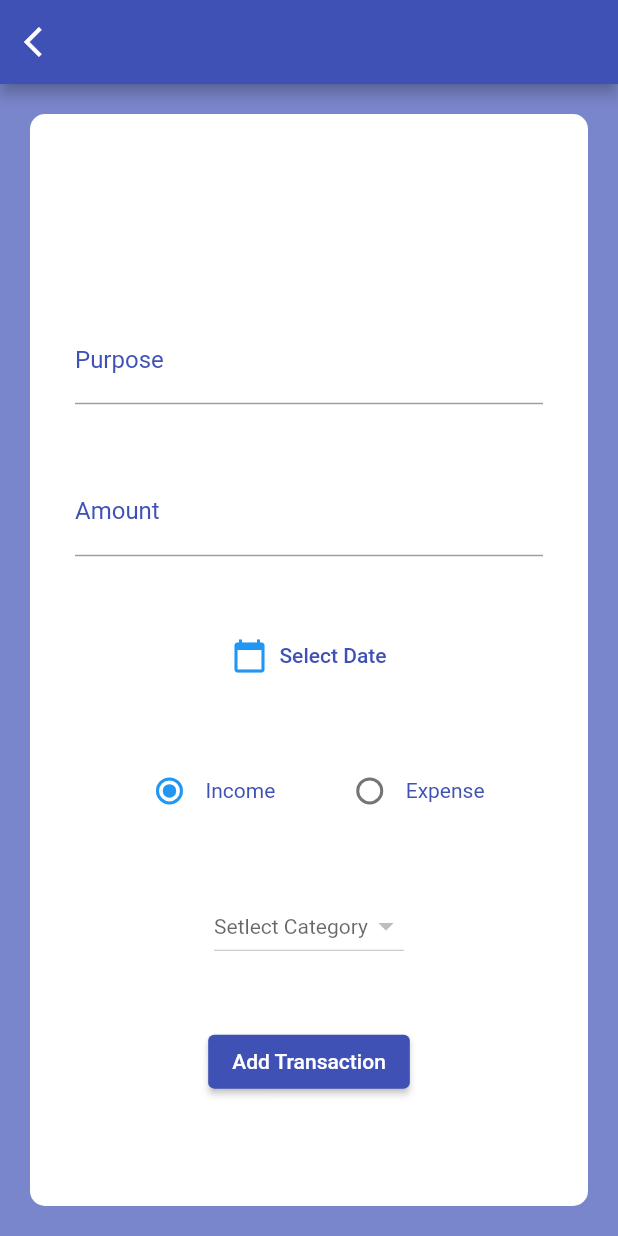
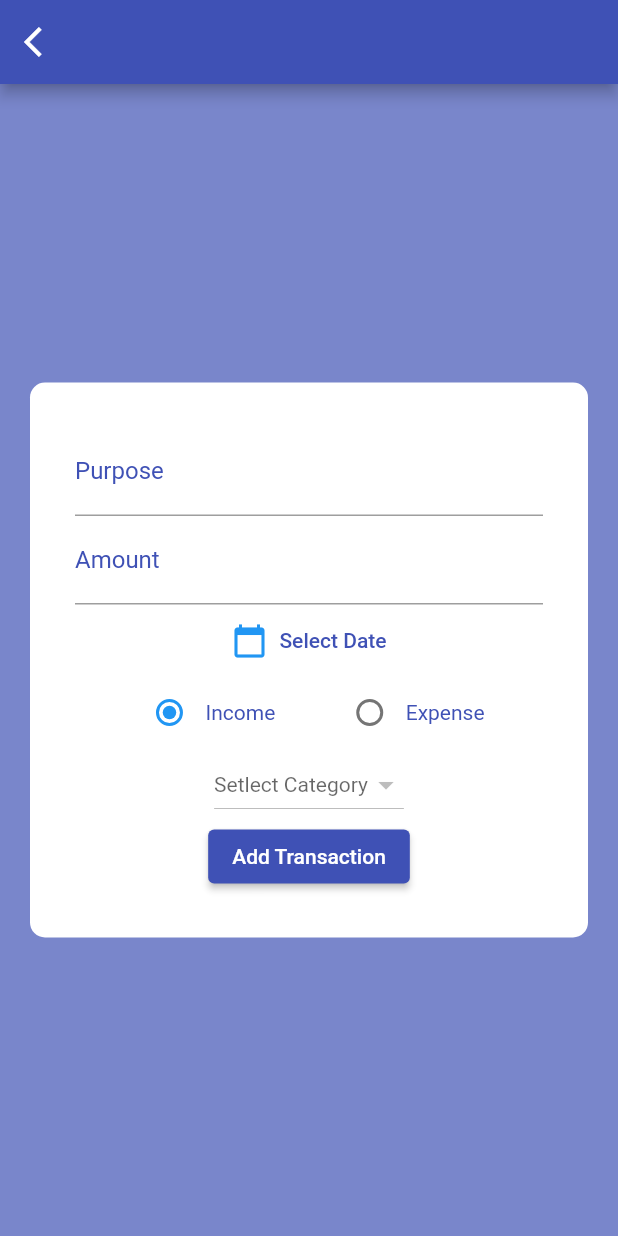
Before and after one commit to ajaypalamkunnel/MoneyManager, a Flutter app: the screen it shows after launch, after a tap on the "add" icon, on a phone screen of 412 x 824 dp. Run offline on Flutter 3.47's test engine with Material 2 defaults, Android fonts, the phone set to English and light mode, and no system bars; our stand-ins replace animated_text_kit, flutter_slidable, hive_flutter; accounts and stored records are empty.

Commit message:
splash screen edited,overflow issue solved

```diff
--- a/lib/screens/add_tansactions/screen_add_transctions.dart
+++ b/lib/screens/add_tansactions/screen_add_transctions.dart
@@ -31,6 +31,7 @@ class _ScreenaddTranscationsState extends State<ScreenaddTranscations> {
   @override
   Widget build(BuildContext context) {
     return Scaffold(
+      resizeToAvoidBottomInset: false,
       backgroundColor: Colors.indigo.shade300,
       appBar: AppBar(
         backgroundColor: Colors.indigo,
@@ -44,17 +45,18 @@ class _ScreenaddTranscationsState extends State<ScreenaddTranscations> {
       body: SafeArea(
         child: Center(
           child: Padding(
-            padding: const EdgeInsets.all(20.0),
+            padding: const EdgeInsets.all(20),
             child: Container(
+              height: 370,
               decoration: BoxDecoration(
                   color: Colors.white, borderRadius: BorderRadius.circular(10)),
               child: Center(
                 child: Padding(
                   padding: const EdgeInsets.all(30.0),
                   child: Column(
-                      mainAxisAlignment: MainAxisAlignment.spaceEvenly,
+                      mainAxisAlignment: MainAxisAlignment.start,
                       children: [
-                        SizedBox(height: 20),
+                        // SizedBox(height: 2),
                         //purpose
                         TextFormField(
                           controller: _purposeTextEditingController,
--- a/lib/screens/home/screen_home.dart
+++ b/lib/screens/home/screen_home.dart
@@ -15,13 +15,16 @@ class ScreenHome extends StatelessWidget {
   @override
   Widget build(BuildContext context) {
     return Scaffold(
+
       appBar: AppBar(
         backgroundColor: Colors.indigo.shade900,
         title: Text('Money Manger'),
       ),
       bottomNavigationBar: MoneyManagerBottomNavigation(),
       body: SafeArea(
+
           child: ValueListenableBuilder(
+
               valueListenable: selectedIndexNotifier,
               builder: (BuildContext context, int updatedIndex, _) {
                 return _pages[updatedIndex];
--- a/lib/screens/home/splash_screen.dart
+++ b/lib/screens/home/splash_screen.dart
@@ -18,7 +18,7 @@ class _SplashState extends State<Splash> {
   }
 
   _navigatetohome() async {
-    await Future.delayed(Duration(milliseconds: 5000), () {});
+    await Future.delayed(Duration(milliseconds: 4700), () {});
     Navigator.pushReplacement(
         context, MaterialPageRoute(builder: (context) => ScreenHome()));
   }
@@ -64,8 +64,8 @@ class _SplashState extends State<Splash> {
                       speed: const Duration(milliseconds: 400),
                     ),
                   ],
-                  totalRepeatCount: 4,
-                  pause: const Duration(milliseconds: 100),
+                  totalRepeatCount: 2,
+                  pause: const Duration(milliseconds: 90),
                   displayFullTextOnTap: true,
                   stopPauseOnTap: true,
                 ),
```
